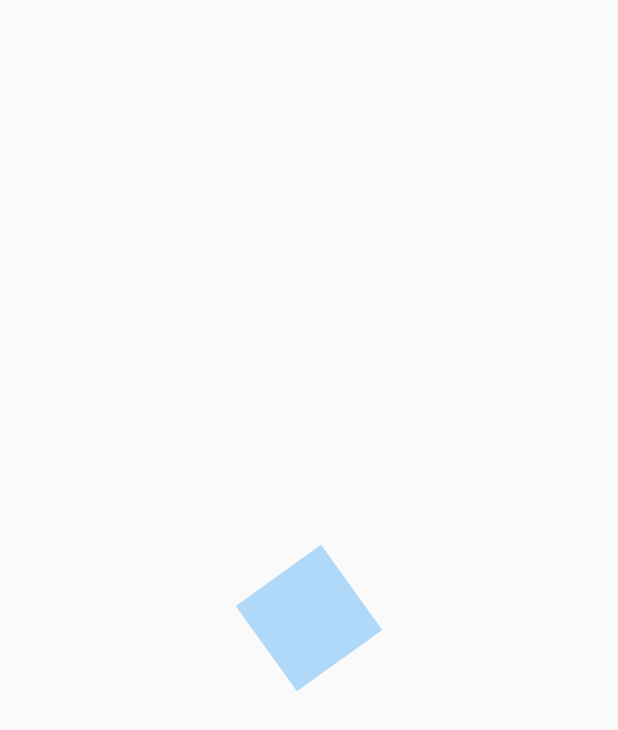
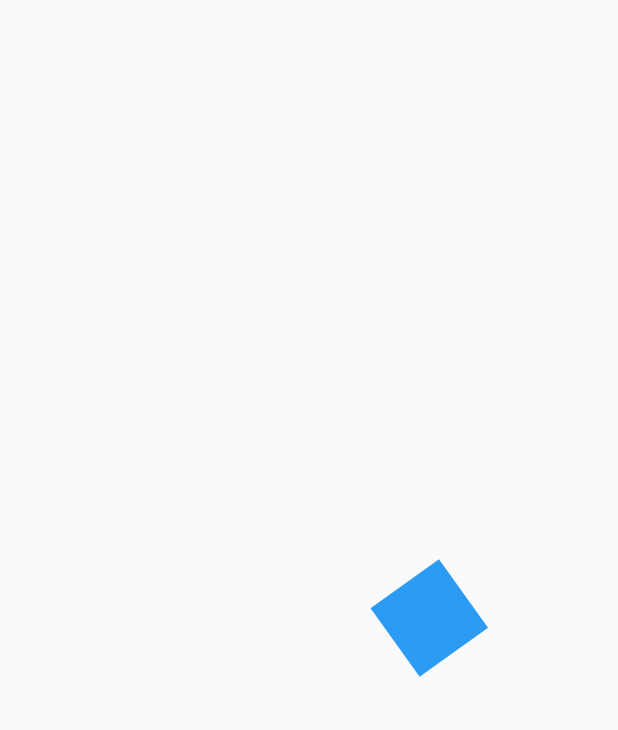
Before and after one commit to DavidBarcenas/flutter-painter-animations, a Flutter app: the first screen one second after launch, on a phone screen of 412 x 824 dp. Shown: the top 730 px of the screen. Run offline on Flutter 3.47's test engine with Material 2 defaults, Android fonts, the phone set to English and light mode, and no system bars.

Commit message:
feat: Transform and scale

```diff
--- a/lib/src/pages/animations/animations_page.dart
+++ b/lib/src/pages/animations/animations_page.dart
@@ -23,6 +23,8 @@ class _SquareAnimatedState extends State<SquareAnimated> with SingleTickerProvid
   AnimationController controller;
   Animation<double> rotation;
   Animation<double> opacityAnimation;
+  Animation<double> moveToRight;
+  Animation<double> scaleFigure;
 
   @override
   void initState() {
@@ -33,7 +35,17 @@ class _SquareAnimatedState extends State<SquareAnimated> with SingleTickerProvid
       CurvedAnimation(parent: controller, curve: Curves.easeOut)
     );
 
-    opacityAnimation = Tween(begin: 0.1, end: 1.0).animate(controller);
+    opacityAnimation = Tween(begin: 0.1, end: 1.0).animate(
+      CurvedAnimation(parent: controller, curve: Interval(0, 0.33, curve: Curves.easeOut))
+    );
+
+    moveToRight = Tween(begin: 0.0, end: 200.0).animate(
+      CurvedAnimation(parent: controller, curve: Curves.easeOut)
+    );
+
+    scaleFigure = Tween(begin: 0.0, end: 2.0).animate(
+      CurvedAnimation(parent: controller, curve: Curves.easeOut)
+    );
 
     controller.addListener(() {
       if(controller.status == AnimationStatus.completed) {
@@ -61,12 +73,18 @@ class _SquareAnimatedState extends State<SquareAnimated> with SingleTickerProvid
       animation: controller,
       child: _Rectangulo(),
       builder: (BuildContext context, Widget child) {
-        return Transform.rotate(
-          angle: rotation.value,
-          child: Opacity(
-            opacity: opacityAnimation.value,
-            child: child,
-          )
+        return Transform.translate(
+          offset: Offset(moveToRight.value, 0),
+          child: Transform.rotate(
+            angle: rotation.value,
+            child: Opacity(
+              opacity: opacityAnimation.value,
+              child: Transform.scale(
+                scale: scaleFigure.value,
+                child: child
+              ),
+            )
+          ),
         );
       },
     );
```
